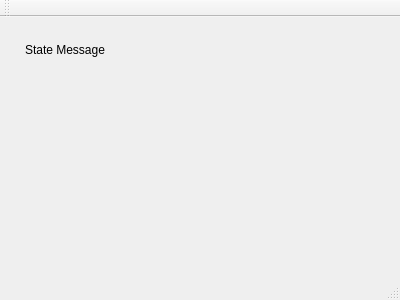
First picture: the form in server/ServerMB/server.ui, repository sunghojang/QT_TCPIP2, before the edit.
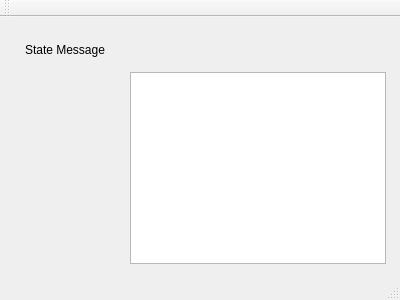
Second picture: the form after the edit.

What changed in the file:
```diff
--- a/server/ServerMB/server.ui
+++ b/server/ServerMB/server.ui
@@ -27,6 +27,16 @@
      <string>State Message</string>
     </property>
    </widget>
+   <widget class="QListWidget" name="lw_clientlist">
+    <property name="geometry">
+     <rect>
+      <x>130</x>
+      <y>55</y>
+      <width>256</width>
+      <height>192</height>
+     </rect>
+    </property>
+   </widget>
   </widget>
   <widget class="QMenuBar" name="menuBar">
    <property name="geometry">
```
